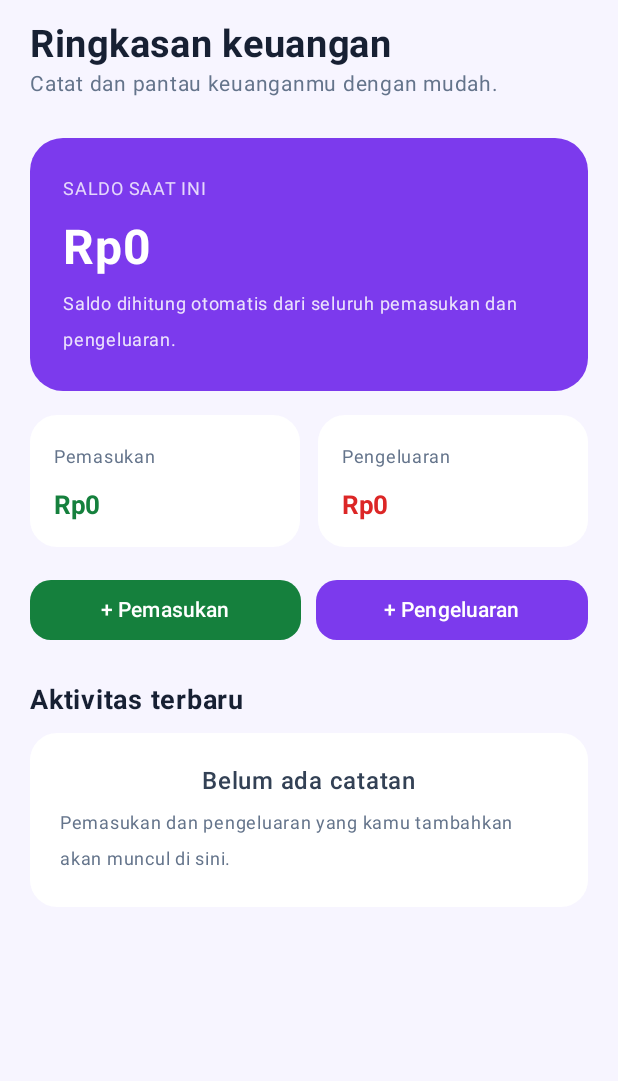
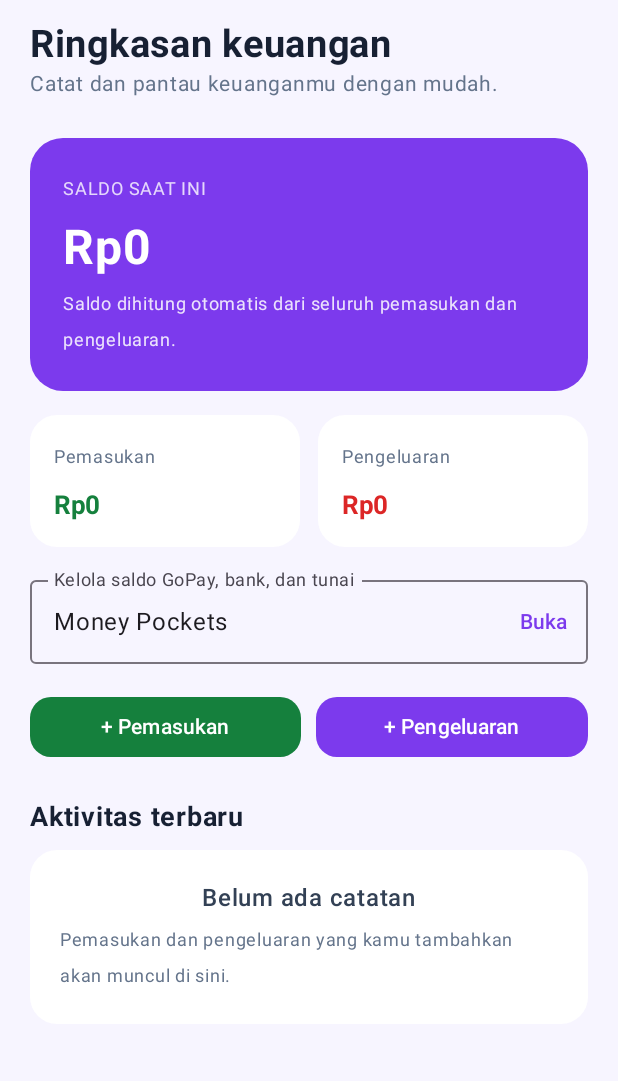
Before and after one commit to liffffp/Nexora, an Android app built with Jetpack Compose: the screen it shows after launch (MainActivity), on a phone screen of 412 x 824 dp, the part 74-1155 px from its top. Run offline under Robolectric (Android 15) with nearby library versions, the phone set to English and light mode, and no system bars.

Commit message:
Integrate Money Pockets into dashboard

```diff
--- a/app/src/main/java/com/nexora/app/MainActivity.kt
+++ b/app/src/main/java/com/nexora/app/MainActivity.kt
@@ -133,6 +133,11 @@ private fun NexoraDashboard() {
         mutableStateListOf<FinanceEntry>().apply { addAll(loadEntries(context)) }
     }
     val dialogType = remember { mutableStateOf<String?>(null) }
+    val showPockets = remember { mutableStateOf(false) }
+    if (showPockets.value) {
+        MoneyPocketsScreen(onBack = { showPockets.value = false })
+        return
+    }
     val totalIncome = entries.filter { it.type == "Pemasukan" }.sumOf { it.amount }
     val totalExpense = entries.filter { it.type == "Pengeluaran" }.sumOf { it.amount }
     val balance = totalIncome - totalExpense
@@ -185,6 +190,8 @@ private fun NexoraDashboard() {
                 SummaryCard("Pengeluaran", formatRupiah(totalExpense), Modifier.weight(1f), Color(0xFFDC2626))
             }
 
+            Spacer(modifier = Modifier.height(14.dp))
+            OutlinedTextField(value = "Money Pockets", onValueChange = {}, readOnly = true, modifier = Modifier.fillMaxWidth(), trailingIcon = { TextButton(onClick = { showPockets.value = true }) { Text("Buka") } }, label = { Text("Kelola saldo GoPay, bank, dan tunai") })
             Spacer(modifier = Modifier.height(18.dp))
             Row(modifier = Modifier.fillMaxWidth(), horizontalArrangement = Arrangement.spacedBy(10.dp)) {
                 Button(
```
